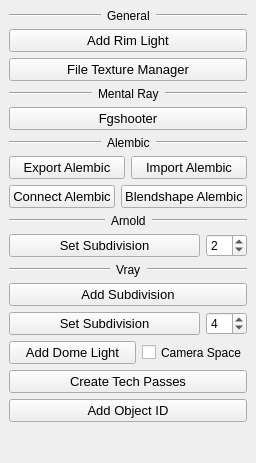
Before: the Qt Designer form Maya/lighting/resources/dialog.ui in bumpybox/Tapp, drawn with Qt 5.
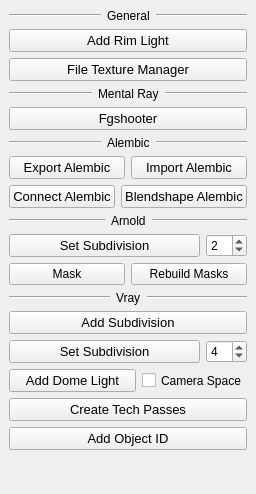
After: the same form once the commit is applied.

Commit message: cylinderPreview UI, arnoldMask initial commit

The edit to the form file:
```diff
--- a/Maya/lighting/resources/dialog.ui
+++ b/Maya/lighting/resources/dialog.ui
@@ -7,7 +7,7 @@
     <x>0</x>
     <y>0</y>
     <width>251</width>
-    <height>463</height>
+    <height>494</height>
    </rect>
   </property>
   <property name="windowTitle">
@@ -408,6 +408,30 @@
       </item>
      </layout>
     </item>
+    <item>
+     <layout class="QHBoxLayout" name="horizontalLayout_11">
+      <item>
+       <widget class="QPushButton" name="arnoldMask_pushButton">
+        <property name="toolTip">
+         <string>&lt;html&gt;&lt;head/&gt;&lt;body&gt;&lt;p&gt;Makes the selection into a AOV rgb mask.&lt;/p&gt;&lt;/body&gt;&lt;/html&gt;</string>
+        </property>
+        <property name="text">
+         <string>Mask</string>
+        </property>
+       </widget>
+      </item>
+      <item>
+       <widget class="QPushButton" name="arnoldRebuildMask_pushButton">
+        <property name="toolTip">
+         <string>&lt;html&gt;&lt;head/&gt;&lt;body&gt;&lt;p&gt;Rebuilds the AOV rgb mask from the current sets.&lt;/p&gt;&lt;/body&gt;&lt;/html&gt;</string>
+        </property>
+        <property name="text">
+         <string>Rebuild Masks</string>
+        </property>
+       </widget>
+      </item>
+     </layout>
+    </item>
     <item>
      <layout class="QHBoxLayout" name="horizontalLayout_7">
       <item>
```
The commit also changes 7 other files.
